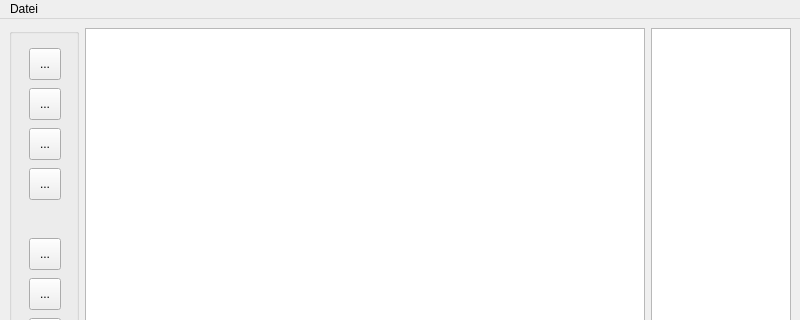
First picture: the form in simpleImageRuler.ui, repository dkaskarelis/simpleImageRuler, before the edit; both pictures show x 0 to 800 and y 0 to 320 of the 800 by 600 pixel window.
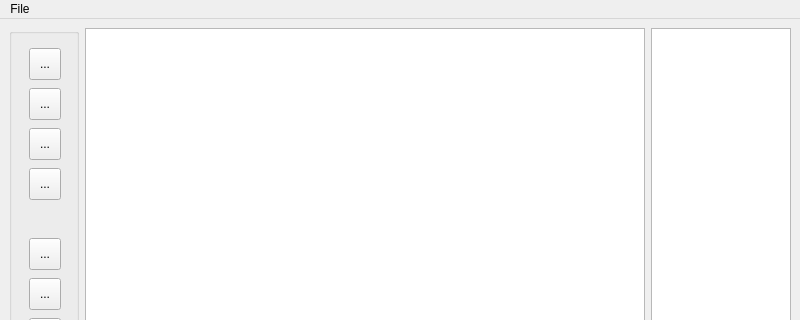
Second picture: the form after the edit. Icons and pictures are not drawn.

Diff of the .ui file:
```diff
--- a/simpleImageRuler.ui
+++ b/simpleImageRuler.ui
@@ -296,12 +296,12 @@
      <x>0</x>
      <y>0</y>
      <width>800</width>
-     <height>29</height>
+     <height>20</height>
     </rect>
    </property>
    <widget class="QMenu" name="menuDatei">
     <property name="title">
-     <string>Datei</string>
+     <string>File</string>
     </property>
     <addaction name="actionOpen"/>
    </widget>
```
Left out of the diff: 24 changed lines with no effect on the pictures.
